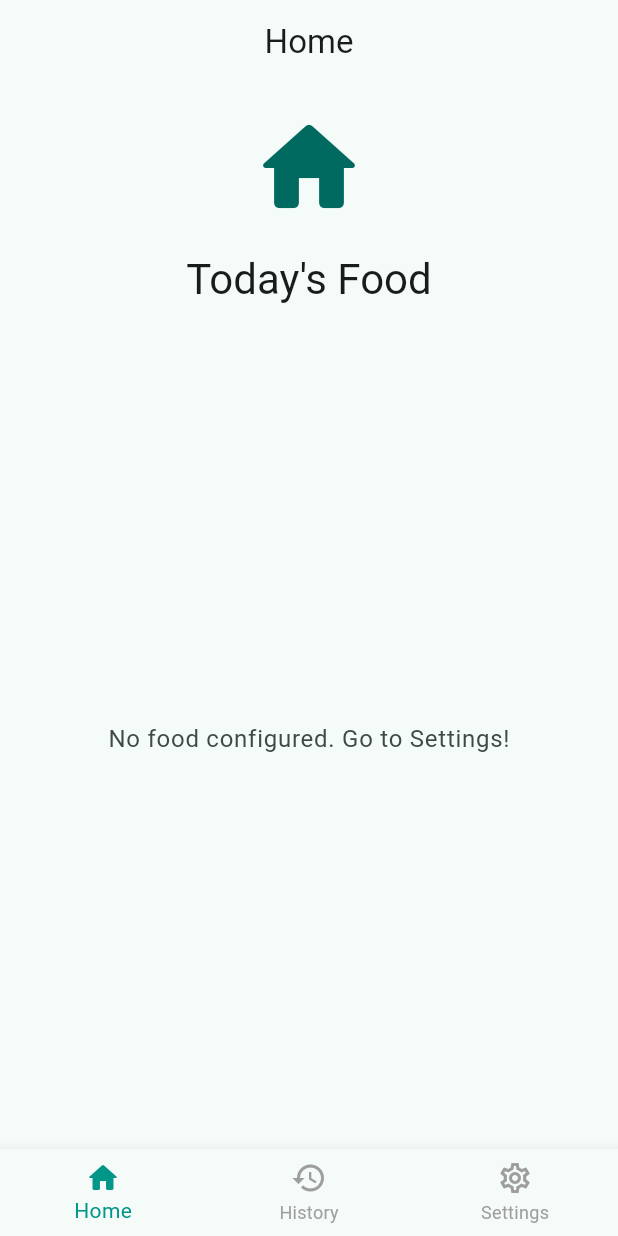
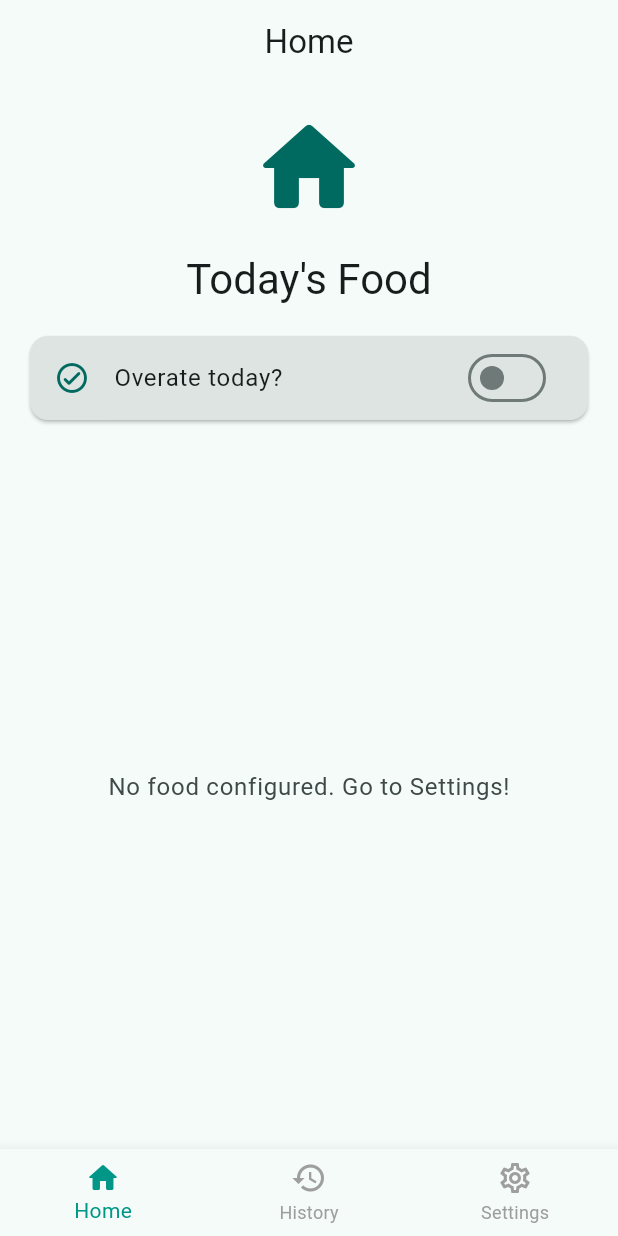
Before and after one commit to igorbasko01/food-locker, a Flutter app: the screen it shows after launch, on a phone screen of 412 x 824 dp. Run offline on Flutter 3.47's test engine with Material 3 defaults, Android fonts, the phone set to English and light mode, and no system bars; our stand-ins replace csv, file_picker, hive, hive_flutter, share_plus, shared_preferences; accounts and stored records are empty.

Commit message:
feat(days): add overate tracking per day (#16)

```diff
--- a/lib/features/days/data/day.dart
+++ b/lib/features/days/data/day.dart
@@ -11,6 +11,13 @@ class FoodDay {
   final List<Food> meals;
   @HiveField(2)
   final List<Food> snacks;
+  @HiveField(3)
+  bool overate;
 
-  FoodDay({required this.date, required this.meals, required this.snacks});
+  FoodDay({
+    required this.date,
+    required this.meals,
+    required this.snacks,
+    this.overate = false,
+  });
 }
--- a/lib/features/days/data/day_manager.dart
+++ b/lib/features/days/data/day_manager.dart
@@ -26,6 +26,8 @@ class FoodDayManager extends ChangeNotifier {
   }
 
   FoodDay? get currentDay => _currentDay;
+
+  bool get overate => _currentDay?.overate ?? false;
 
   List<FoodDay> get history {
     final days = _foodDayRepository.getAllDays();
@@ -57,6 +59,13 @@ class FoodDayManager extends ChangeNotifier {
     } else {
       food.eat(now);
     }
+    _foodDayRepository.saveDay(_currentDay!);
+    notifyListeners();
+  }
+
+  void toggleOverate() {
+    if (_currentDay == null) return;
+    _currentDay!.overate = !_currentDay!.overate;
     _foodDayRepository.saveDay(_currentDay!);
     notifyListeners();
   }
--- a/lib/features/settings/data/serialization_service.dart
+++ b/lib/features/settings/data/serialization_service.dart
@@ -127,6 +127,7 @@ class SerializationService {
           'type': 'meal',
           'name': meal.name,
           'eatenAt': meal.eatenAt?.toIso8601String(),
+          'overate': day.overate,
         });
       }
       for (final snack in day.snacks) {
@@ -135,6 +136,7 @@ class SerializationService {
           'type': 'snack',
           'name': snack.name,
           'eatenAt': snack.eatenAt?.toIso8601String(),
+          'overate': day.overate,
         });
       }
     }
@@ -169,6 +171,7 @@ class SerializationService {
       final type = item['type'] as String?;
       final name = item['name'] as String?;
       final eatenAtStr = item['eatenAt'] as String?;
+      final overateStr = item['overate']?.toString();
 
       if (dateStr == null || name == null) continue;
 
@@ -180,7 +183,13 @@ class SerializationService {
       final dateKey = dayDate.toIso8601String();
 
       if (!daysMap.containsKey(dateKey)) {
-        daysMap[dateKey] = FoodDay(date: dayDate, meals: [], snacks: []);
+        final overate = overateStr == 'true';
+        daysMap[dateKey] = FoodDay(
+          date: dayDate,
+          meals: [],
+          snacks: [],
+          overate: overate,
+        );
       }
 
       final day = daysMap[dateKey]!;
--- a/lib/ui/pages/home_page.dart
+++ b/lib/ui/pages/home_page.dart
@@ -36,6 +36,36 @@ class HomePage extends StatelessWidget {
                   const SizedBox(height: 16),
                   Text('Today\'s Food', style: theme.textTheme.headlineMedium),
                 ],
+              ),
+            ),
+          ),
+          SliverToBoxAdapter(
+            child: Padding(
+              padding: const EdgeInsets.symmetric(horizontal: 16.0),
+              child: Card(
+                color: dayManager.overate
+                    ? theme.colorScheme.errorContainer
+                    : theme.colorScheme.surfaceContainerHighest,
+                child: SwitchListTile(
+                  title: Text(
+                    'Overate today?',
+                    style: theme.textTheme.bodyLarge?.copyWith(
+                      color: dayManager.overate
+                          ? theme.colorScheme.onErrorContainer
+                          : null,
+                    ),
+                  ),
+                  secondary: Icon(
+                    dayManager.overate
+                        ? Icons.warning_rounded
+                        : Icons.check_circle_outline_rounded,
+                    color: dayManager.overate
+                        ? theme.colorScheme.error
+                        : theme.colorScheme.primary,
+                  ),
+                  value: dayManager.overate,
+                  onChanged: (_) => dayManager.toggleOverate(),
+                ),
               ),
             ),
           ),
```
Also changed, not shown: lib/ui/pages/history_page.dart (+13 -1 lines), lib/features/days/data/day.g.dart, 3 other files.
